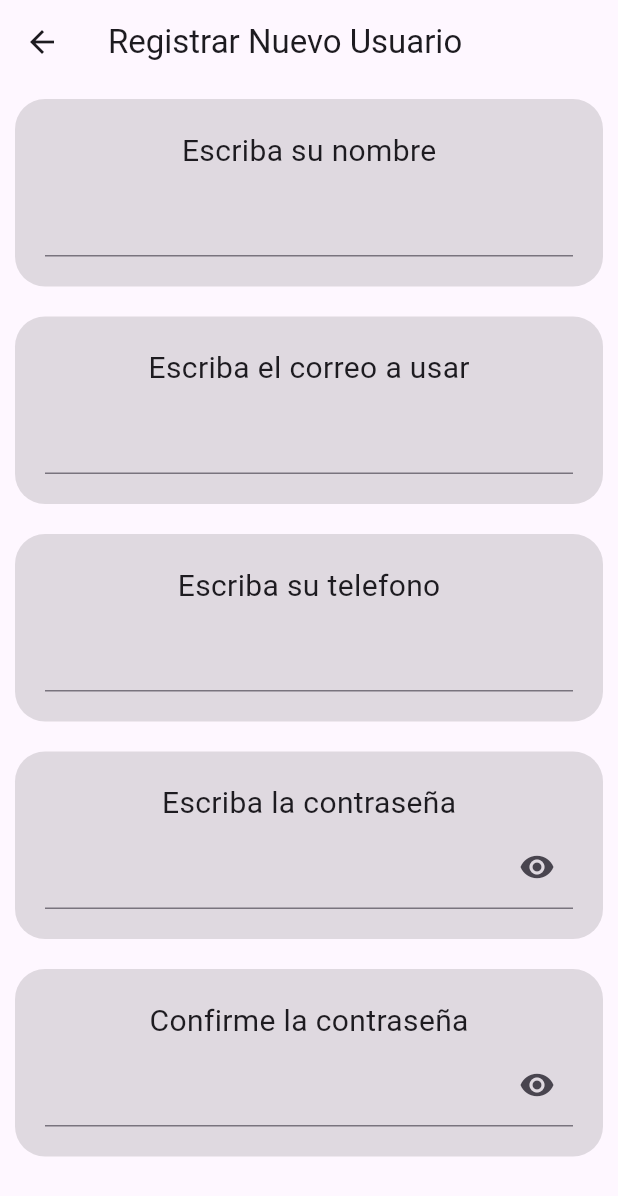
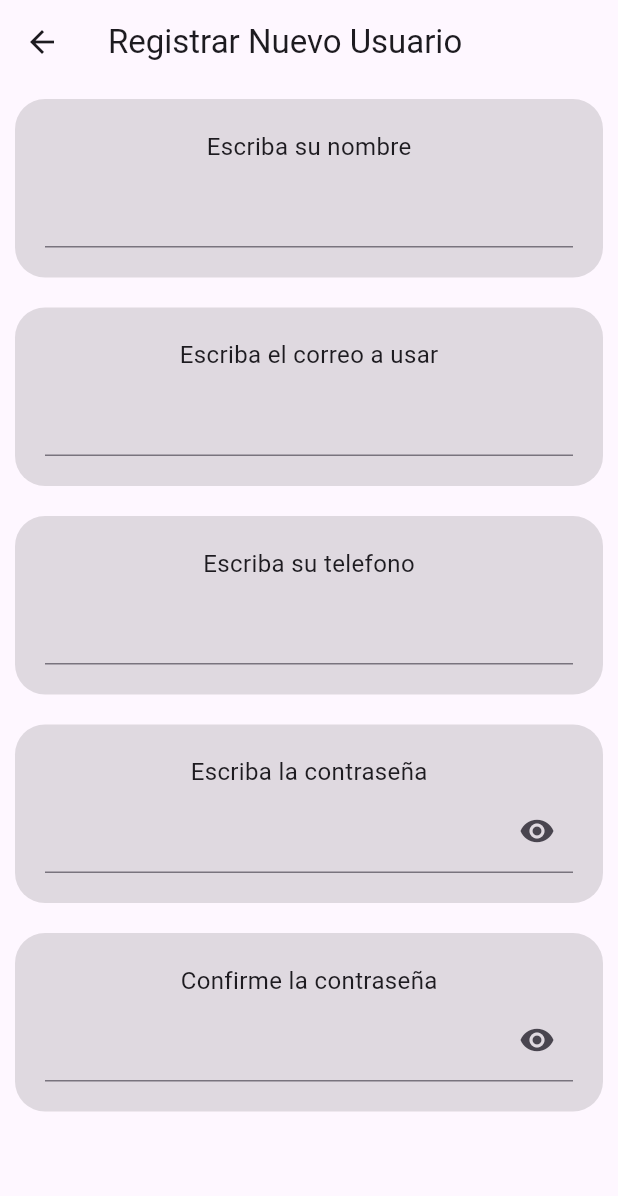
Before and after one commit to SerIn111/tarea2.1, a Flutter app: the Register screen opened by its route, on a phone screen of 412 x 824 dp. Shown: the top 1196 px of the screen. Run offline on Flutter 3.47's test engine with Material 3 defaults, Android fonts, the phone set to English and light mode, and no system bars; our stand-ins replace go_router.

Commit message:
Pequeños cambios hechos luego de reconstruir proyecto

```diff
--- a/lib/src/views/login.dart
+++ b/lib/src/views/login.dart
@@ -78,10 +78,10 @@ class Login extends StatelessWidget {
                     }
                     else
                     {
-                      if(usersdata.any((user) =>['email'] == emailController.text))
+                      if(usersdata.any((user) =>['correo'] == emailController.text))
                       {
                         print('Correo existe');
-                        if(usersdata.any((user) =>['password'] == passwordController.text))
+                        if(usersdata.any((user) =>['contrasenia'] == passwordController.text))
                         {
                           print('Login exitoso');
                         }
--- a/lib/src/widgets/mytextfield.dart
+++ b/lib/src/widgets/mytextfield.dart
@@ -55,7 +55,7 @@ class _MyTextfieldState extends State<MyTextfield> {
         children: [
           Text(
             widget.texto,
-            style: TextStyle(fontSize: 20),
+            style: TextStyle(fontSize: widget.tamaniotexto),
           ),
           TextField(
             keyboardType: widget.type,
```
